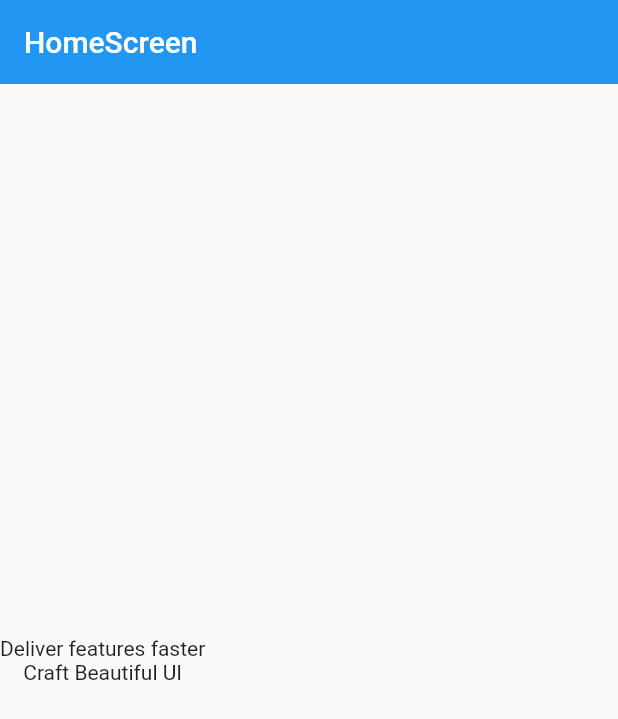
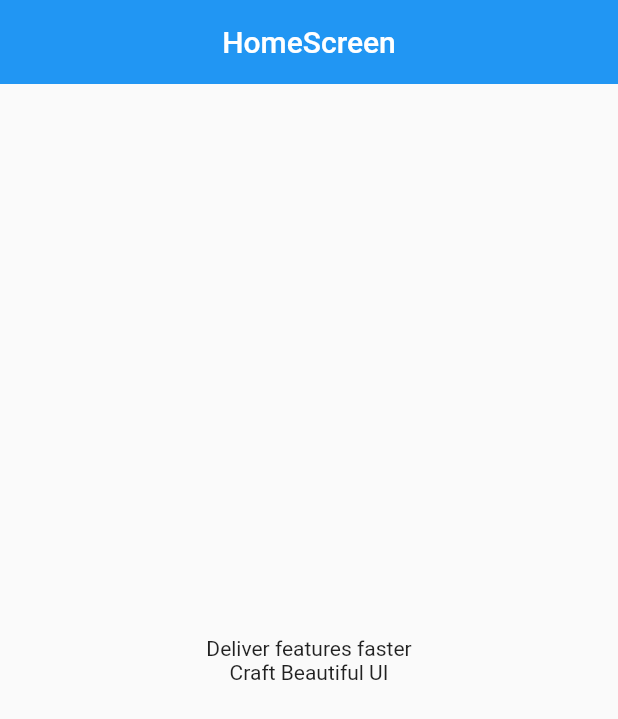
Before and after one commit to CodedSpirit-dev/conteo-hola-mundo, a Flutter app: the screen it shows after launch, on a phone screen of 412 x 824 dp. Shown: the top 719 px of the screen. Run offline on Flutter 3.47's test engine with Material 2 defaults, Android fonts, the phone set to English and light mode, and no system bars.

```diff
--- a/lib/screens/home_screen.dart
+++ b/lib/screens/home_screen.dart
@@ -7,10 +7,11 @@ class HomeScreen extends StatelessWidget {
   Widget build(BuildContext context) {
     return Scaffold(
       appBar: AppBar(
-        title: const Text('HomeScreen'),
+        title: const Center(child: Text('HomeScreen')),
         elevation: 0,
       ),
-      body: Column(
+      body: Center(
+        child: Column(
           mainAxisAlignment: MainAxisAlignment.center,
           crossAxisAlignment: CrossAxisAlignment.center,
           children: const <Widget>[
@@ -18,6 +19,7 @@ class HomeScreen extends StatelessWidget {
             Text("Craft Beautiful UI"),
           ],
         ),
+      ),
     );
   }
 }
```
Lines whose indentation alone changed are shown as unchanged.
